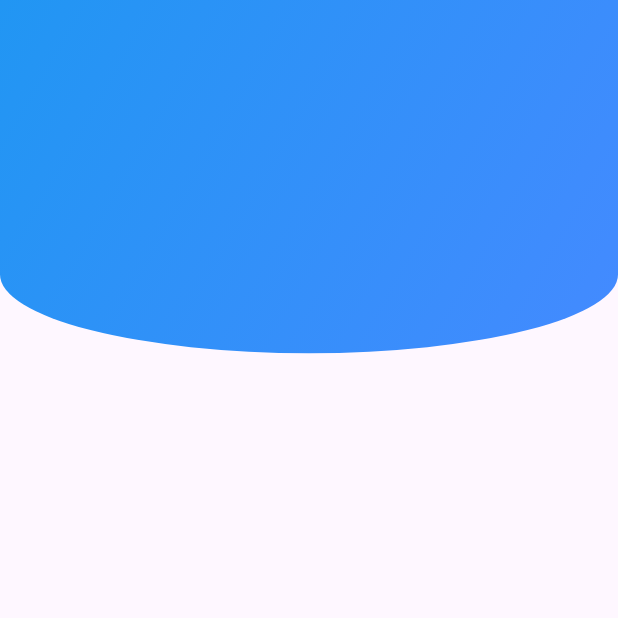
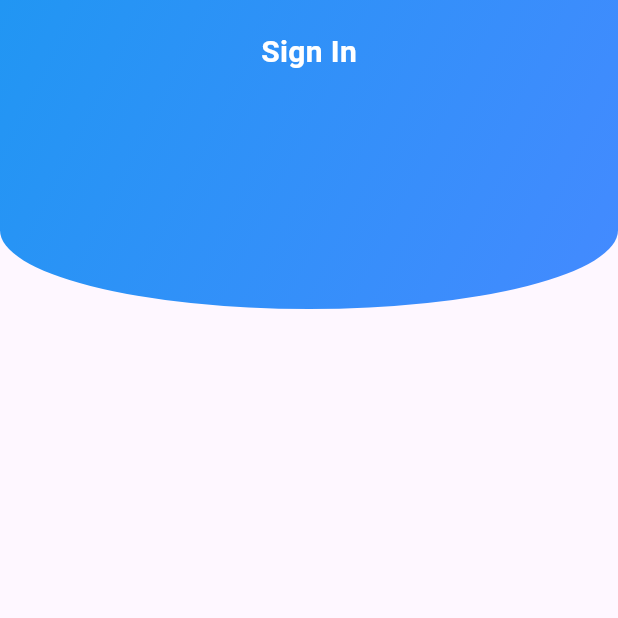
Before and after one commit to adogbeji/FlutterChatAppTwo, a Flutter app: the screen it shows after launch, on a phone screen of 412 x 824 dp, the top half of it. Run offline on Flutter 3.47's test engine with Material 3 defaults, Android fonts, the phone set to English and light mode, and no system bars.

Commit message:
Start adding text to sign in screen

```diff
--- a/lib/views/screens/auth/signin.dart
+++ b/lib/views/screens/auth/signin.dart
@@ -15,7 +15,7 @@ class _SignInState extends State<SignIn> {
         child: Stack(
           children: [
             Container(
-              height: MediaQuery.of(context).size.height / 3.5,
+              height: MediaQuery.of(context).size.height / 4,
               width: MediaQuery.of(context).size.width,
               decoration: BoxDecoration(
                 gradient: const LinearGradient(
@@ -23,7 +23,27 @@ class _SignInState extends State<SignIn> {
                   begin: Alignment.topLeft,
                   end: Alignment.bottomRight,
                 ),
-                borderRadius: BorderRadius.vertical(bottom: Radius.elliptical(MediaQuery.of(context).size.width, 105)),
+                borderRadius: BorderRadius.vertical(
+                  bottom:
+                      Radius.elliptical(MediaQuery.of(context).size.width, 105),
+                ),
+              ),
+            ),
+            const Padding(
+              padding: EdgeInsets.only(top: 20),
+              child: Column(
+                children: [
+                  Center(
+                    child: Text(
+                      'Sign In',
+                      style: TextStyle(
+                        fontSize: 20,
+                        color: Colors.white,
+                        fontWeight: FontWeight.bold,
+                      ),
+                    ),
+                  ),
+                ],
               ),
             ),
           ],
```
